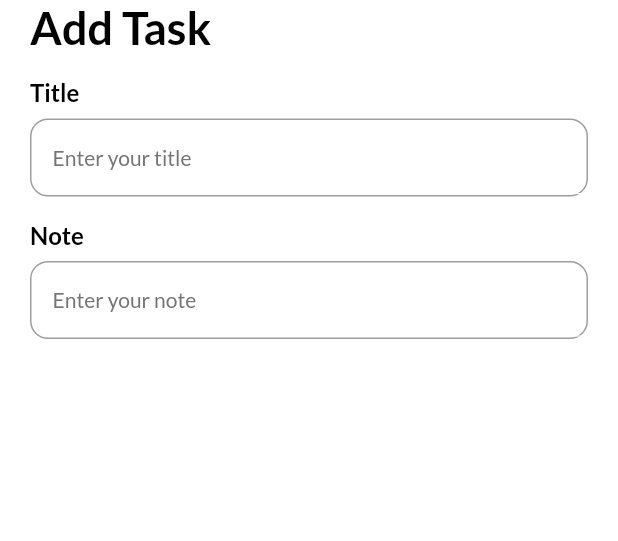
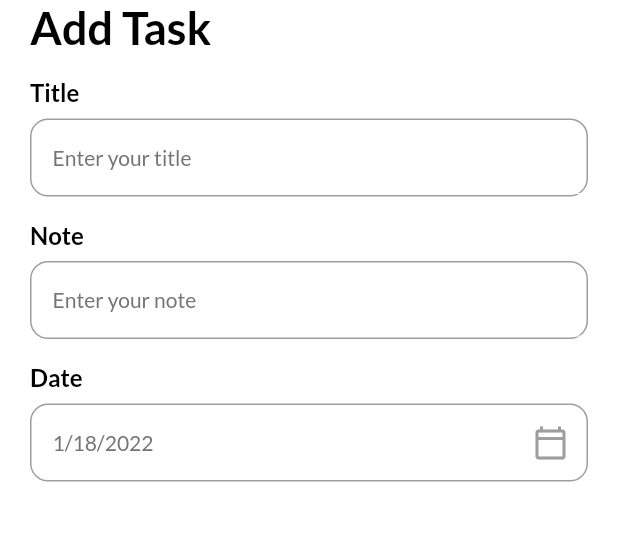
Before and after one commit to GzuPark/fancy_todo_futter, a Flutter app: the AddTaskPage screen opened directly, on a phone screen of 412 x 824 dp, the part 84-625 px from its top. Run offline on Flutter 3.47's test engine with Material 2 defaults, Android fonts, the phone set to English and light mode, and no system bars; our stand-ins replace date_picker_timeline, flutter_local_notifications, get, get_storage, google_fonts, timezone; accounts and stored records are empty.

Commit message:
Add date text field with action icon
- Add to activate the widget depends on the widget or not
- Fix AddTaskPage from stateless to stateful
- Apply selected day which picked on the calendar

```diff
--- a/lib/ui/add_task_bar.dart
+++ b/lib/ui/add_task_bar.dart
@@ -2,14 +2,22 @@ import 'package:fancy_todo_flutter/ui/theme.dart';
 import 'package:fancy_todo_flutter/ui/widgets/input_field.dart';
 import 'package:flutter/material.dart';
 import 'package:get/get.dart';
+import 'package:intl/intl.dart';
 
-class AddTaskPage extends StatelessWidget {
+class AddTaskPage extends StatefulWidget {
   const AddTaskPage({Key? key}) : super(key: key);
+
+  @override
+  State<AddTaskPage> createState() => _AddTaskPageState();
+}
+
+class _AddTaskPageState extends State<AddTaskPage> {
+  DateTime _selectedDate = DateTime.now();
 
   @override
   Widget build(BuildContext context) {
     return Scaffold(
-      appBar: _appBar(context),
+      appBar: _appBar(),
       backgroundColor: context.theme.backgroundColor,
       body: Container(
         padding: const EdgeInsets.only(left: 20, right: 20),
@@ -20,6 +28,16 @@ class AddTaskPage extends StatelessWidget {
               Text('Add Task', style: headingStyle),
               InputField(title: 'Title', hint: 'Enter your title'),
               InputField(title: 'Note', hint: 'Enter your note '),
+              InputField(
+                title: 'Date',
+                hint: DateFormat.yMd().format(_selectedDate),
+                widget: IconButton(
+                  icon: Icon(Icons.calendar_today_outlined, color: Colors.grey),
+                  onPressed: () {
+                    _getDateFromUser();
+                  },
+                ),
+              ),
             ],
           ),
         ),
@@ -27,7 +45,7 @@ class AddTaskPage extends StatelessWidget {
     );
   }
 
-  AppBar _appBar(BuildContext context) {
+  AppBar _appBar() {
     return AppBar(
       elevation: 0,
       backgroundColor: context.theme.backgroundColor,
@@ -45,4 +63,19 @@ class AddTaskPage extends StatelessWidget {
       ],
     );
   }
+
+  void _getDateFromUser() async {
+    DateTime? _pickerDate = await showDatePicker(
+      context: context,
+      initialDate: DateTime.now(),
+      firstDate: DateTime(2015),
+      lastDate: DateTime(2122),
+    );
+
+    if (_pickerDate != null) {
+      setState(() {
+        _selectedDate = _pickerDate;
+      });
+    }
+  }
 }
--- a/lib/ui/widgets/input_field.dart
+++ b/lib/ui/widgets/input_field.dart
@@ -36,6 +36,7 @@ class InputField extends StatelessWidget {
               children: [
                 Expanded(
                   child: TextFormField(
+                    readOnly: widget == null ? false : true,
                     autofocus: false,
                     cursorColor: Get.isDarkMode ? Colors.grey[100] : Colors.grey[700],
                     controller: controller,
@@ -52,6 +53,8 @@ class InputField extends StatelessWidget {
                     ),
                   ),
                 ),
+                // boolean - more icon with customized action
+                widget == null ? Container() : Container(child: widget),
               ],
             ),
           ),
```
